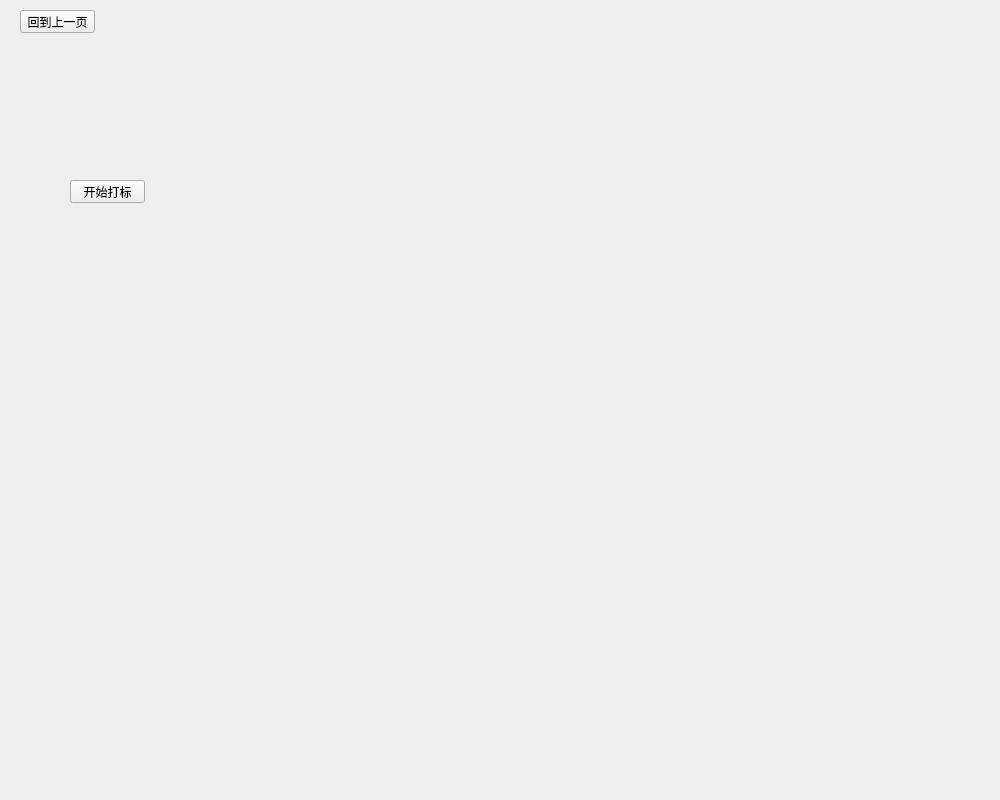
Old version of the form src/ui/dataMarkWindow.ui in the repository CcooLcyy/checker.
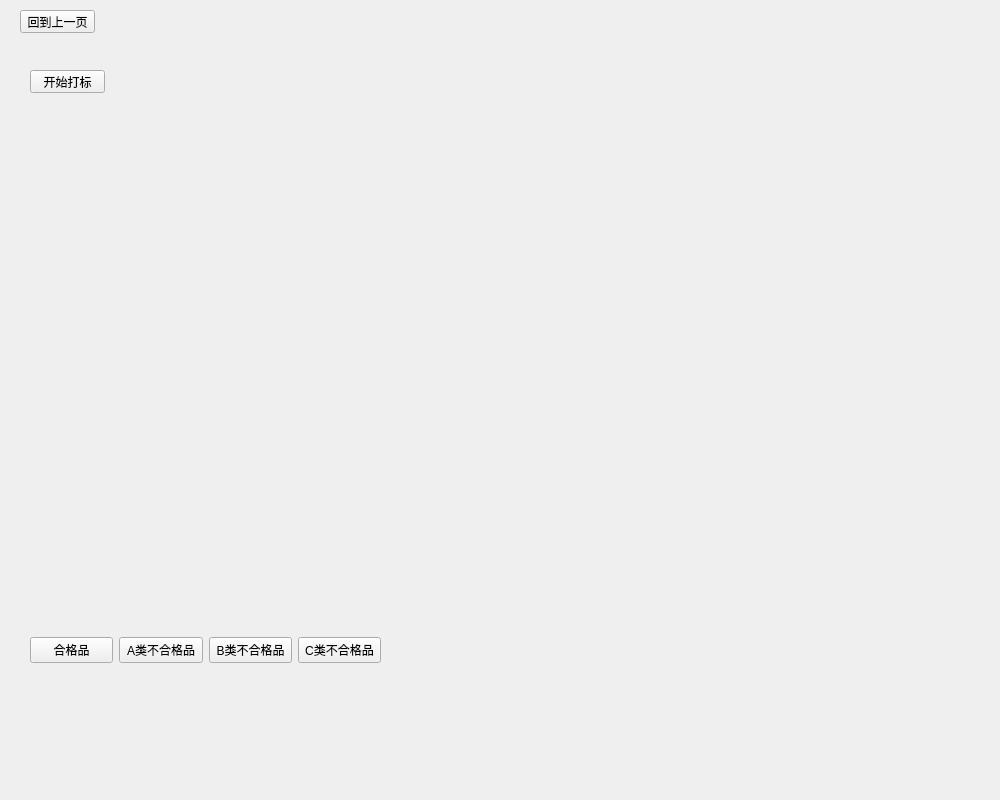
New version of the form.

Commit message: 创建四个标记按钮，但是没有对按钮功能进行绑定

What changed in the file:
```diff
--- a/src/ui/dataMarkWindow.ui
+++ b/src/ui/dataMarkWindow.ui
@@ -16,8 +16,8 @@
   <widget class="QLabel" name="UnmarkedImageShow">
    <property name="geometry">
     <rect>
-     <x>40</x>
-     <y>250</y>
+     <x>30</x>
+     <y>130</y>
      <width>400</width>
      <height>400</height>
     </rect>
@@ -29,8 +29,8 @@
   <widget class="QPushButton" name="startShowUnmarkedImage">
    <property name="geometry">
     <rect>
-     <x>70</x>
-     <y>180</y>
+     <x>30</x>
+     <y>70</y>
      <width>75</width>
      <height>23</height>
     </rect>
@@ -52,6 +52,82 @@
     <string>回到上一页</string>
    </property>
   </widget>
+  <widget class="QWidget" name="">
+   <property name="geometry">
+    <rect>
+     <x>30</x>
+     <y>630</y>
+     <width>351</width>
+     <height>41</height>
+    </rect>
+   </property>
+   <layout class="QHBoxLayout" name="horizontalLayout">
+    <item>
+     <widget class="QPushButton" name="qualifiedProductButton">
+      <property name="minimumSize">
+       <size>
+        <width>75</width>
+        <height>0</height>
+       </size>
+      </property>
+      <property name="text">
+       <string>合格品</string>
+      </property>
+      <attribute name="buttonGroup">
+       <string notr="true">buttonGroup</string>
+      </attribute>
+     </widget>
+    </item>
+    <item>
+     <widget class="QPushButton" name="AClass">
+      <property name="minimumSize">
+       <size>
+        <width>75</width>
+        <height>0</height>
+       </size>
+      </property>
+      <property name="text">
+       <string>A类不合格品</string>
+      </property>
+      <attribute name="buttonGroup">
+       <string notr="true">buttonGroup</string>
+      </attribute>
+     </widget>
+    </item>
+    <item>
+     <widget class="QPushButton" name="BClass">
+      <property name="minimumSize">
+       <size>
+        <width>75</width>
+        <height>0</height>
+       </size>
+      </property>
+      <property name="text">
+       <string>B类不合格品</string>
+      </property>
+      <attribute name="buttonGroup">
+       <string notr="true">buttonGroup</string>
+      </attribute>
+     </widget>
+    </item>
+    <item>
+     <widget class="QPushButton" name="CClass">
+      <property name="minimumSize">
+       <size>
+        <width>75</width>
+        <height>0</height>
+       </size>
+      </property>
+      <property name="text">
+       <string>C类不合格品</string>
+      </property>
+      <attribute name="buttonGroup">
+       <string notr="true">buttonGroup</string>
+      </attribute>
+     </widget>
+    </item>
+   </layout>
+  </widget>
  </widget>
  <resources/>
  <connections/>
```
Left out of the diff: 3 changed lines with no effect on the pictures. The commit also changes 2 other files.
